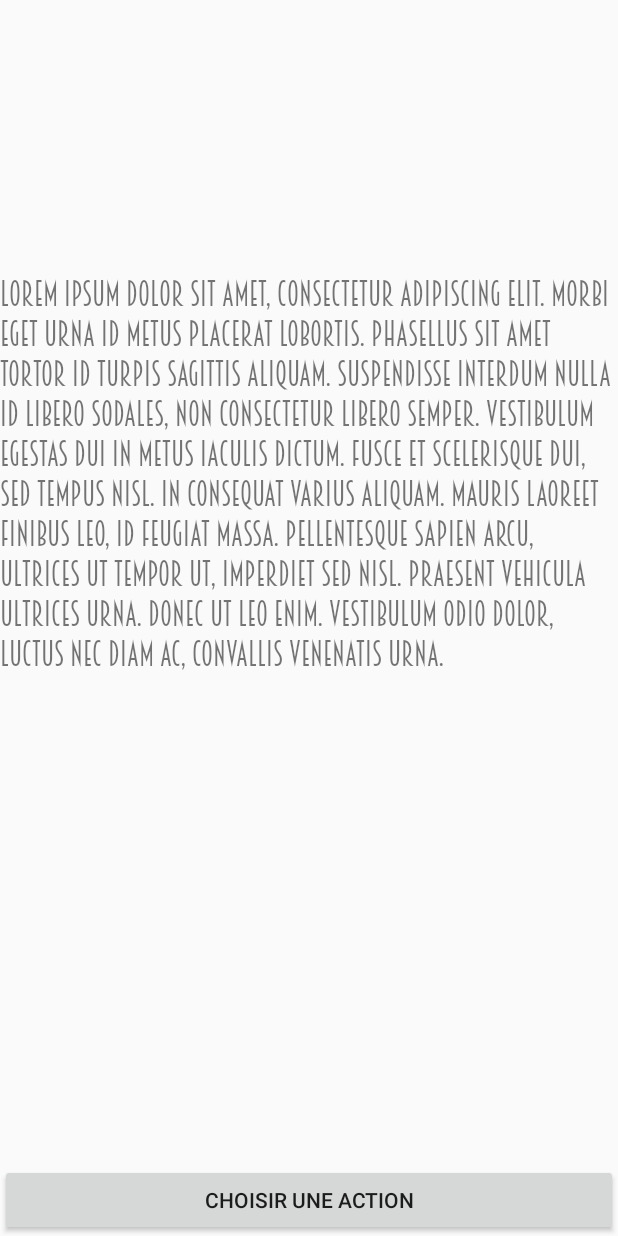
After one commit to maxblandin/LIYA, an Android app: the layout fragment_peripetie.xml on its own in the app's theme, with its tools: preview values and no code run, on a phone screen of 412 x 824 dp. The commit adds this screen. Run offline under Robolectric (Android 15) with nearby library versions, the phone set to English and light mode, and no system bars.

Commit message:
Ecran de peripetie

```diff
--- /dev/null
+++ b/app/src/main/res/layout/fragment_peripetie.xml
@@ -0,0 +1,46 @@
+<LinearLayout
+    android:layout_width="match_parent"
+    android:layout_height="match_parent"
+    android:orientation="vertical"
+    xmlns:android="http://schemas.android.com/apk/res/android">
+
+    <LinearLayout
+        android:layout_width="match_parent"
+        android:layout_height="0dp"
+        android:layout_weight="2">
+
+        <ImageView
+            android:layout_width="match_parent"
+            android:layout_height="wrap_content"
+            android:scaleType="fitXY"/>
+
+    </LinearLayout>
+
+    <LinearLayout
+        android:layout_width="match_parent"
+        android:layout_height="0dp"
+        android:orientation="vertical"
+        android:layout_weight="6">
+
+        <TextView
+            android:layout_width="match_parent"
+            android:layout_height="wrap_content"
+            style="@style/texteAppli"
+            android:text="Lorem ipsum dolor sit amet, consectetur adipiscing elit. Morbi eget urna id metus placerat lobortis. Phasellus sit amet tortor id turpis sagittis aliquam. Suspendisse interdum nulla id libero sodales, non consectetur libero semper. Vestibulum egestas dui in metus iaculis dictum. Fusce et scelerisque dui, sed tempus nisl. In consequat varius aliquam. Mauris laoreet finibus leo, id feugiat massa. Pellentesque sapien arcu, ultrices ut tempor ut, imperdiet sed nisl. Praesent vehicula ultrices urna. Donec ut leo enim. Vestibulum odio dolor, luctus nec diam ac, convallis venenatis urna."/>
+
+    </LinearLayout>
+
+    <RelativeLayout
+        android:layout_width="match_parent"
+        android:layout_height="0dp"
+        android:layout_weight="1">
+
+        <Button
+            android:layout_width="match_parent"
+            android:layout_height="wrap_content"
+            android:text="Choisir une action"
+            android:layout_alignParentBottom="true"/>
+
+    </RelativeLayout>
+
+</LinearLayout>
--- a/app/src/main/res/values/colors.xml
+++ b/app/src/main/res/values/colors.xml
@@ -4,4 +4,5 @@
     <color name="colorPrimaryDark">#303F9F</color>
     <color name="colorAccent">#FF4081</color>
     <color name="black">#000000</color>
+    <color name="separteurPopup">#673AB7</color>
 </resources>
--- a/app/src/main/res/values/strings.xml
+++ b/app/src/main/res/values/strings.xml
@@ -10,4 +10,5 @@
     <string name="physique">Physique :</string>
     <string name="mental">Mental :</string>
     <string name="social">Social :</string>
+    <string name="choisir_une_action">Choisir une action</string>
 </resources>
--- a/app/src/main/res/values/styles.xml
+++ b/app/src/main/res/values/styles.xml
@@ -7,4 +7,14 @@
         <item name="colorAccent">@color/colorAccent</item>
     </style>
 
+    <style name="texteAppli">
+        <item name="android:fontFamily">@font/breamcatcher</item>
+        <item name="android:textSize">22dp</item>
+    </style>
+
+    <style name="titreAppli">
+        <item name="android:fontFamily">@font/bebasneue_regular</item>
+        <item name="android:textSize">26dp</item>
+    </style>
+
 </resources>
```
Also changed, not shown: app/src/main/java/com/mgr/narratif/game/liya/vue/fragment/PeripetieFragment.java (added, +46 -0 lines), app/src/main/res/layout/popup_action.xml (added, +24 -0 lines), app/src/main/res/font/bebasneue_regular.otf (added), app/src/main/res/font/breamcatcher.ttf (added), app/src/main/res/font/the_blacksmith.ttf (added).
